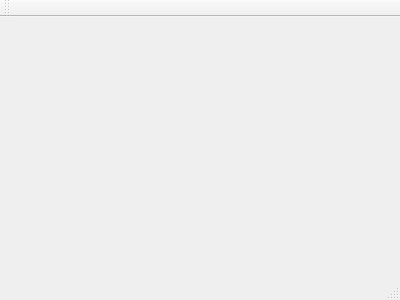
Old version of the form Mandel/src/mandelmainw.ui in the repository simon-r/MandelLab.
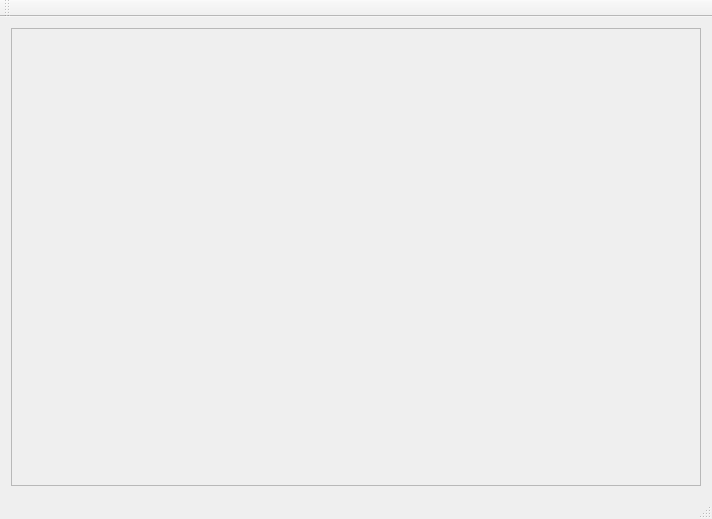
New version of the form.

Diff of the .ui file:
```diff
--- a/Mandel/src/mandelmainw.ui
+++ b/Mandel/src/mandelmainw.ui
@@ -1,24 +1,59 @@
 <ui version="4.0">
  <class>MandelMainW</class>
- <widget class="QMainWindow" name="MandelMainW" >
-  <property name="geometry" >
+ <widget class="QMainWindow" name="MandelMainW">
+  <property name="geometry">
    <rect>
     <x>0</x>
     <y>0</y>
-    <width>400</width>
-    <height>300</height>
+    <width>712</width>
+    <height>519</height>
    </rect>
   </property>
   <property name="windowTitle" >
    <string>MandelMainW</string>
   </property>
-  <widget class="QMenuBar" name="menuBar" />
-  <widget class="QToolBar" name="mainToolBar" />
-  <widget class="QWidget" name="centralWidget" />
-  <widget class="QStatusBar" name="statusBar" />
+  <widget class="QWidget" name="centralWidget">
+   <layout class="QGridLayout" name="gridLayout">
+    <item row="0" column="0">
+     <widget class="QScrollArea" name="scrollArea">
+      <property name="widgetResizable">
+       <bool>true</bool>
+      </property>
+      <widget class="QWidget" name="scrollAreaWidgetContents">
+       <property name="geometry">
+        <rect>
+         <x>0</x>
+         <y>0</y>
+         <width>698</width>
+         <height>456</height>
+        </rect>
+       </property>
+      </widget>
+     </widget>
+    </item>
+   </layout>
+  </widget>
+  <widget class="QMenuBar" name="menuBar">
+   <property name="geometry">
+    <rect>
+     <x>0</x>
+     <y>0</y>
+     <width>712</width>
+     <height>21</height>
+    </rect>
+   </property>
+  </widget>
+  <widget class="QToolBar" name="mainToolBar">
+   <attribute name="toolBarArea">
+    <enum>TopToolBarArea</enum>
+   </attribute>
+   <attribute name="toolBarBreak">
+    <bool>false</bool>
+   </attribute>
+  </widget>
+  <widget class="QStatusBar" name="statusBar"/>
  </widget>
- <layoutDefault spacing="6" margin="11" />
- <pixmapfunction></pixmapfunction>
+ <layoutdefault spacing="6" margin="11"/>
  <resources/>
  <connections/>
 </ui>
```
Left out of the diff: 3 changed lines with no effect on the pictures.
